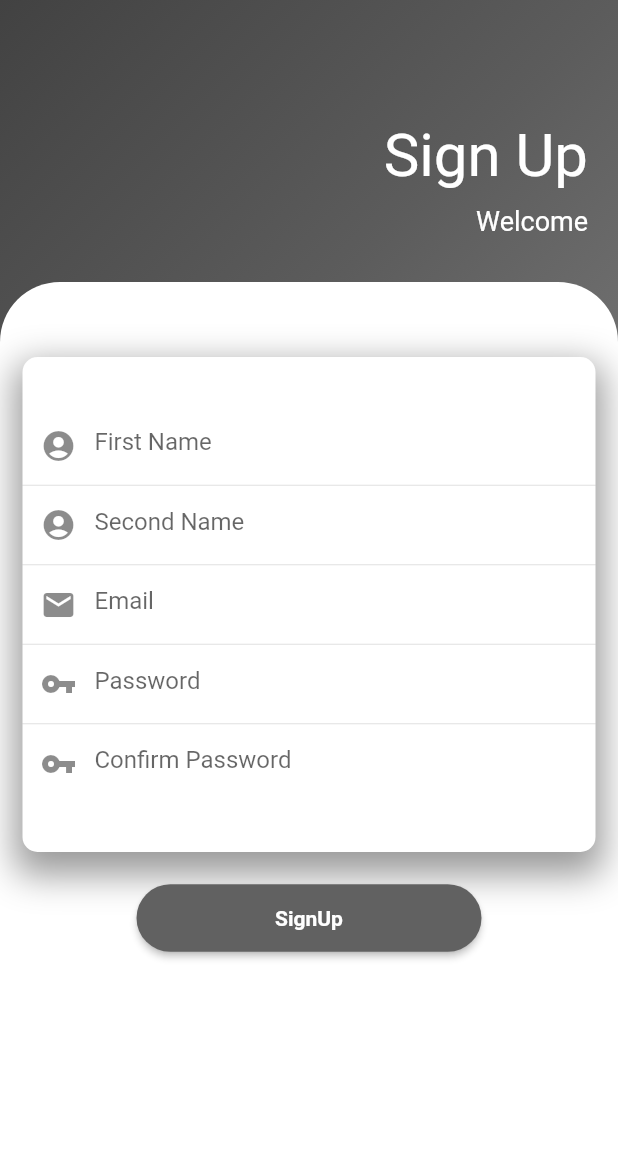
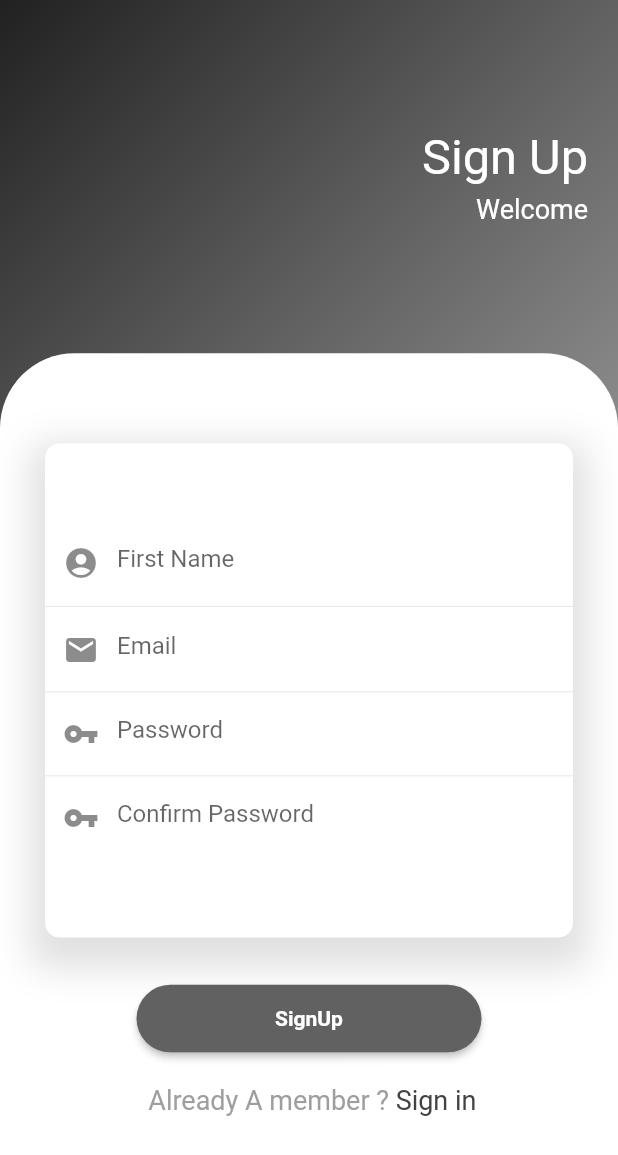
Before and after one commit to MubasharFazal/smart_home_t5, a Flutter app: the RegistrationMobile screen opened directly, on a phone screen of 412 x 824 dp. Shown: the top 1155 px of the screen. Run offline on Flutter 3.47's test engine with Material 2 defaults, Android fonts, the phone set to English and light mode, and no system bars; our stand-ins replace cloud_firestore, firebase_auth, firebase_core, fluttertoast, google_fonts; accounts and stored records are empty; network calls fail; Roboto replaces fonts that are missing (Ubuntu).

Commit message:
responsive

```diff
--- a/lib/Pages/login_page/login_mobile.dart
+++ b/lib/Pages/login_page/login_mobile.dart
@@ -1,5 +1,4 @@
 import 'package:firebase_auth/firebase_auth.dart';
-import 'package:flutter/gestures.dart';
 import 'package:flutter/material.dart';
 import 'package:fluttertoast/fluttertoast.dart';
 import 'package:smart_home/Pages/home_page/home_page.dart';
--- a/lib/Pages/registration_page/registration_mobile.dart
+++ b/lib/Pages/registration_page/registration_mobile.dart
@@ -3,7 +3,9 @@ import 'package:firebase_auth/firebase_auth.dart';
 import 'package:flutter/material.dart';
 import 'package:fluttertoast/fluttertoast.dart';
 import 'package:smart_home/Pages/home_page/home_page.dart';
+import 'package:smart_home/Pages/login_page/login_page.dart';
 import 'package:smart_home/models/user_model.dart.dart';
+import 'package:smart_home/widgets/text_widget.dart';
 
 class RegistrationMobile extends StatefulWidget {
   const RegistrationMobile({Key? key}) : super(key: key);
@@ -58,29 +60,29 @@ class _RegistrationMobileState extends State<RegistrationMobile> {
         ));
 
     //second name field
-    final secondNameField = TextFormField(
-        autofocus: false,
-        controller: secondNameEditingController,
-        keyboardType: TextInputType.name,
-        validator: (value) {
-          if (value!.isEmpty) {
-            return ("Second Name cannot be Empty");
-          }
-          return null;
-        },
-        onSaved: (value) {
-          secondNameEditingController.text = value!;
-        },
-        textInputAction: TextInputAction.next,
-        decoration: const InputDecoration(
-          prefixIcon: Icon(Icons.account_circle),
-          hintText: "Second Name",
-          border: InputBorder.none,
-          focusedBorder: InputBorder.none,
-          enabledBorder: InputBorder.none,
-          errorBorder: InputBorder.none,
-          disabledBorder: InputBorder.none,
-        ));
+    // final secondNameField = TextFormField(
+    //     autofocus: false,
+    //     controller: secondNameEditingController,
+    //     keyboardType: TextInputType.name,
+    //     validator: (value) {
+    //       if (value!.isEmpty) {
+    //         return ("Second Name cannot be Empty");
+    //       }
+    //       return null;
+    //     },
+    //     onSaved: (value) {
+    //       secondNameEditingController.text = value!;
+    //     },
+    //     textInputAction: TextInputAction.next,
+    //     decoration: const InputDecoration(
+    //       prefixIcon: Icon(Icons.account_circle),
+    //       hintText: "Second Name",
+    //       border: InputBorder.none,
+    //       focusedBorder: InputBorder.none,
+    //       enabledBorder: InputBorder.none,
+    //       errorBorder: InputBorder.none,
+    //       disabledBorder: InputBorder.none,
+    //     ));
 
     //email field
     final emailField = TextFormField(
@@ -183,107 +185,147 @@ class _RegistrationMobileState extends State<RegistrationMobile> {
       },
     );
     return Scaffold(
-      body: Container(
+      body: SingleChildScrollView(
+        child: Container(
           height: MediaQuery.of(context).size.height,
           width: MediaQuery.of(context).size.width,
-        decoration: const BoxDecoration(
+          decoration: BoxDecoration(
               gradient: LinearGradient(
                   begin: Alignment.topLeft,
                   end: Alignment.centerRight,
                   colors: [
-              Color(0xff424242),
-              Color(0xff5c5c5c),
-              Color(0xff7d7d7d),
+                Colors.grey.shade900,
+                Colors.grey.shade700,
+                Colors.grey.shade500,
               ])),
           child: Column(
             children: [
-            /// Sign up & Welcome
-            Container(
-                padding: const EdgeInsets.only(top: 80, bottom: 30, right: 20),
-                width: MediaQuery.of(context).size.width,
+              Expanded(
+                  flex: 2,
+                  child: Container(
+                    padding: const EdgeInsets.symmetric(
+                        horizontal: 20, vertical: 20),
                     child: Column(
-                  crossAxisAlignment: CrossAxisAlignment.end,
+                      mainAxisAlignment: MainAxisAlignment.center,
+                      crossAxisAlignment: CrossAxisAlignment.stretch,
                       children: const [
+                        // #signup_text
                         Text(
-                      'Sign Up',
-                      style: TextStyle(color: Colors.white, fontSize: 40),
+                          "Sign Up",
+                          textAlign: TextAlign.right,
+                          style: TextStyle(color: Colors.white, fontSize: 32.5),
                         ),
-                    SizedBox(height: 10),
+                        SizedBox(
+                          height: 5,
+                        ),
+
+                        // #welcome
                         Text(
-                      'Welcome',
+                          "Welcome",
+                          textAlign: TextAlign.right,
                           style: TextStyle(color: Colors.white, fontSize: 18),
                         ),
                       ],
+                    ),
                   )),
-
-            /// The rest
               Expanded(
+                flex: 5,
                 child: Container(
+                  width: MediaQuery.of(context).size.width,
                   decoration: const BoxDecoration(
+                      color: Colors.white,
                       borderRadius: BorderRadius.only(
-                    topRight: Radius.circular(40),
-                    topLeft: Radius.circular(40),
-                  ),
-                  color: Colors.white,
-                ),
-                padding: const EdgeInsets.only(top: 50, right: 15, left: 15),
+                          topLeft: Radius.circular(50),
+                          topRight: Radius.circular(50))),
                   child: Form(
                     key: _formKey,
                     child: Column(
                       children: [
-                      /// Text Fields
+                        const SizedBox(
+                          height: 60,
+                        ),
+
+                        // #text_field
                         Container(
-                        height: 330,
+                          margin: const EdgeInsets.symmetric(horizontal: 30),
+                          height: MediaQuery.of(context).size.height * 0.4,
+                          width: double.infinity,
                           decoration: BoxDecoration(
                               color: Colors.white,
                               borderRadius: BorderRadius.circular(10),
                               boxShadow: [
                                 BoxShadow(
-                                  color: Colors.black.withOpacity(0.4),
+                                    color: Colors.grey.shade300,
                                     blurRadius: 20,
-                                  spreadRadius: 5,
+                                    spreadRadius: 10,
                                     offset: const Offset(0, 10))
                               ]),
                           child: Column(
                             mainAxisAlignment: MainAxisAlignment.center,
-                          crossAxisAlignment: CrossAxisAlignment.center,
                             children: [
                               firstNameField,
                               const Divider(
-                              height: 5,
-                            ),
-                            secondNameField,
-                            const Divider(
-                              height: 5,
+                                thickness: 0.5,
+                                height: 10,
                               ),
                               emailField,
                               const Divider(
-                              height: 5,
+                                thickness: 0.5,
+                                height: 8,
                               ),
                               passwordField,
                               const Divider(
-                              height: 5,
+                                thickness: 0.5,
+                                height: 8,
                               ),
-                            confirmPasswordField,
+                              confirmPasswordField
                             ],
                           ),
                         ),
-                      const SizedBox(height: 20),
+                        const SizedBox(
+                          height: 30,
+                        ),
 
-                      /// Sign Up
+                        // #signup_button
                         signUpButton,
+                        const SizedBox(
+                          height: 20,
+                        ),
 
-                      /// Facebook/Google/Apple
-                      // Row(
-                      //   mainAxisAlignment: MainAxisAlignment.spaceAround,
-                      //   children: [],
-                      // )
+                        // #text
+                        Row(
+                          mainAxisAlignment: MainAxisAlignment.center,
+                          children: [
+                            TextWidget(
+                              text: ' Already A member ?',
+                              textcolor: Colors.grey,
+                              textsize: 18,
+                              fontWeight: FontWeight.normal,
+                            ),
+                            InkWell(
+                              onTap: () {
+                                Navigator.push(
+                                    context,
+                                    MaterialPageRoute(
+                                        builder: (context) =>
+                                            const LoginPage()));
+                              },
+                              child: TextWidget(
+                                text: ' Sign in',
+                                textcolor: Colors.grey.shade800,
+                                textsize: 18,
+                                fontWeight: FontWeight.normal,
+                              ),
+                            ),
+                          ],
+                        ),
                       ],
                     ),
                   ),
                 ),
               ),
             ],
+          ),
         ),
       ),
     );
--- a/lib/main.dart
+++ b/lib/main.dart
@@ -1,5 +1,6 @@
 import 'package:firebase_core/firebase_core.dart';
 import 'package:flutter/material.dart';
+import 'package:smart_home/Pages/room_page/room_page.dart';
 import 'package:smart_home/common/splash_page.dart';
 
 void main() async {
@@ -24,6 +25,6 @@ class _MyAppState extends State<MyApp> {
         theme: ThemeData(
           primarySwatch: Colors.blue,
         ),
-        home: SplahPage());
+        home: const RoomPage());
   }
 }
```
Also changed, not shown: lib/Pages/setting_page/setting_page.dart (+60 -5 lines), lib/widgets/drawer_dashboard.dart (+36 -4 lines). Lines whose indentation alone changed are shown as unchanged.
